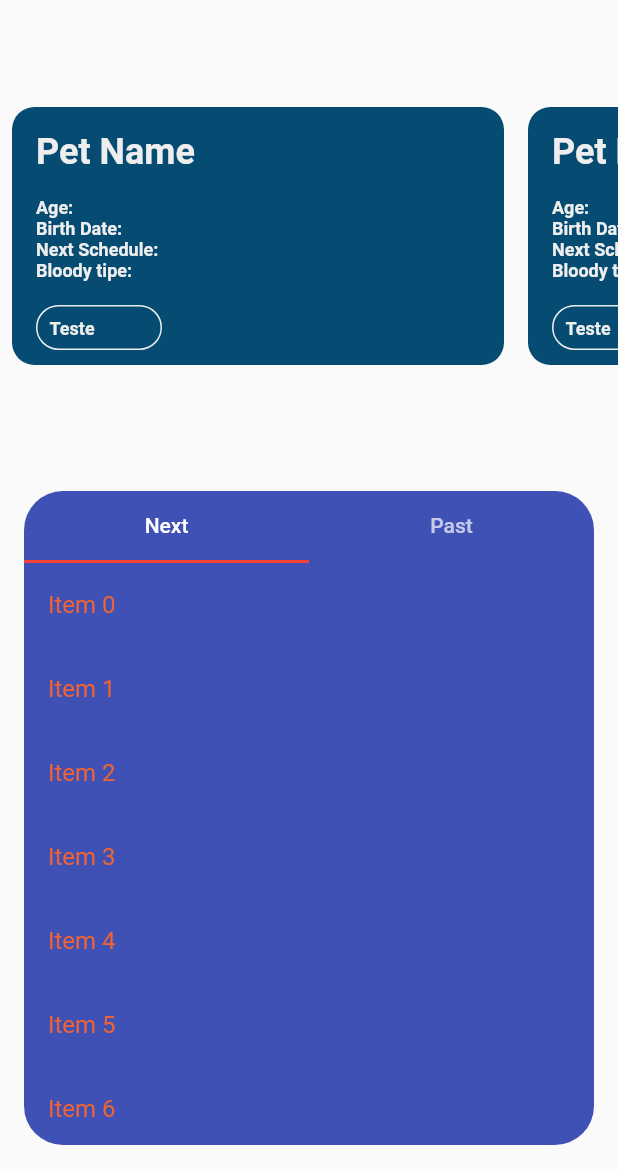
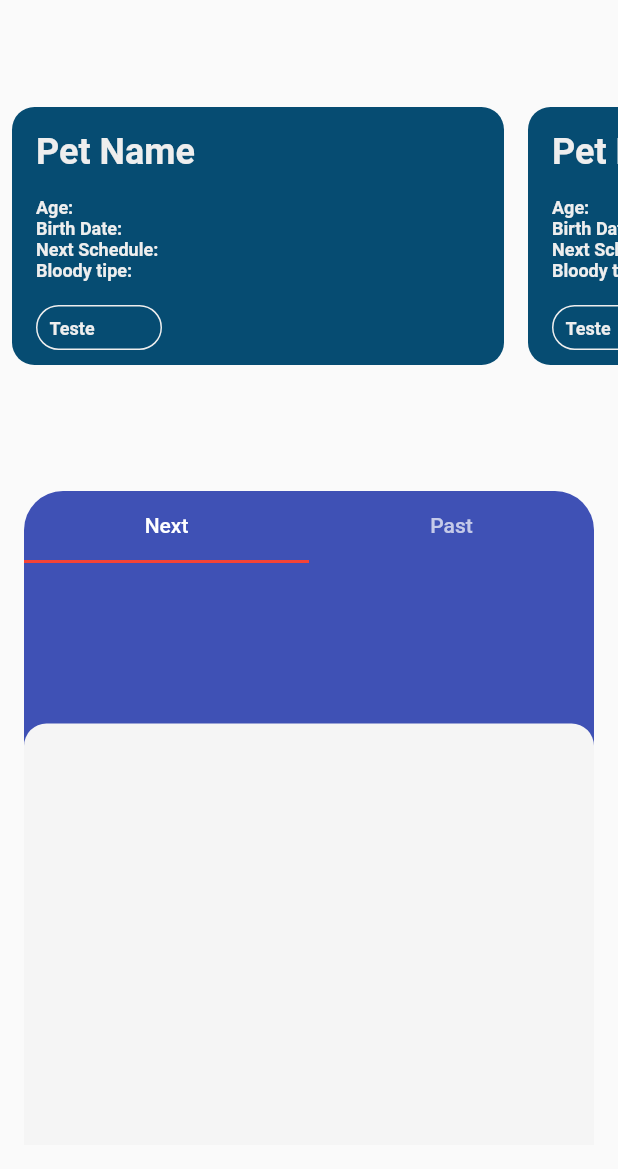
Before and after one commit to LucasGabriiel/MyPetsHybrid, a Flutter app: the screen it shows after launch, on a phone screen of 412 x 824 dp, the part 67-1236 px from its top. Run offline on Flutter 3.47's test engine with Material 2 defaults, Android fonts, the light colour scheme and no system bars; statements that could not run were skipped.

Commit message:
add schedule item

```diff
--- /dev/null
+++ b/lib/components/container_schedule_item.dart
@@ -0,0 +1,20 @@
+import 'package:flutter/material.dart';
+
+class ScheduleItem extends StatelessWidget {
+  const ScheduleItem({Key? key}) : super(key: key);
+
+  @override
+  Widget build(BuildContext context) {
+    return  Padding(
+      padding: const EdgeInsets.only(top: 107),
+      child: Container(
+        height: 350,
+        width: 105,
+        decoration: BoxDecoration(
+          borderRadius: BorderRadius.circular(15),
+          color: Color(0xFFf5f5f5),
+        ),
+      ),
+    );
+  }
+}
--- a/lib/scenes/home.dart
+++ b/lib/scenes/home.dart
@@ -1,6 +1,7 @@
 import 'package:flutter/material.dart';
 
 import '../components/container_pet_card.dart';
+import '../components/container_schedule_item.dart';
 
 class HomePage extends StatelessWidget {
   @override
@@ -50,17 +51,13 @@ class HomePage extends StatelessWidget {
                             ListView.builder(
                               itemCount: 20,
                               itemBuilder: (context, index) {
-                                return ListTile(
-                                  title: Text('Item $index'),
-                                );
+                                return ScheduleItem();
                               },
                             ),
                             ListView.builder(
                               itemCount: 15,
                               itemBuilder: (context, index) {
-                                return ListTile(
-                                  title: Text('Item ${index + 20}'),
-                                );
+                                return ScheduleItem();
                               },
                             ),
                           ],
```
